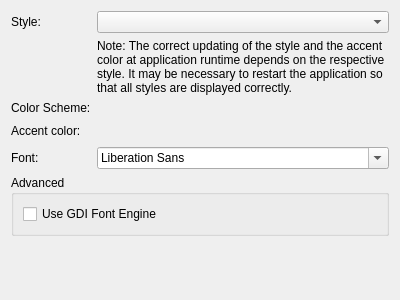
Before: the Qt Designer form Widgets/DlgPreferencesPages/WdgPreferencesPageAppearance.ui in ma7t3/ScheduleMaster, drawn with Qt 5.
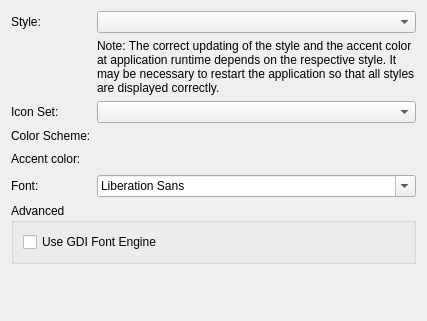
After: the same form once the commit is applied. Custom widgets are drawn as their Qt base class.

Commit message: Move icons to subfolder "classic"

Diff of the .ui file:
```diff
--- a/Widgets/DlgPreferencesPages/WdgPreferencesPageAppearance.ui
+++ b/Widgets/DlgPreferencesPages/WdgPreferencesPageAppearance.ui
@@ -6,8 +6,8 @@
    <rect>
     <x>0</x>
     <y>0</y>
-    <width>400</width>
-    <height>300</height>
+    <width>427</width>
+    <height>321</height>
    </rect>
   </property>
   <property name="windowTitle">
@@ -26,14 +26,14 @@
      <item row="0" column="1">
       <widget class="QComboBox" name="cbStyle"/>
      </item>
-     <item row="3" column="0">
+     <item row="4" column="0">
       <widget class="QLabel" name="label">
        <property name="text">
         <string>Accent color:</string>
        </property>
       </widget>
      </item>
-     <item row="3" column="1">
+     <item row="4" column="1">
       <layout class="QHBoxLayout" name="horizontalLayout">
        <item>
         <widget class="WdgAccentColorSelector" name="acsAccentColor" native="true"/>
@@ -53,14 +53,14 @@
        </item>
       </layout>
      </item>
-     <item row="4" column="0">
+     <item row="5" column="0">
       <widget class="QLabel" name="lFont">
        <property name="text">
         <string>Font:</string>
        </property>
       </widget>
      </item>
-     <item row="4" column="1">
+     <item row="5" column="1">
       <widget class="QFontComboBox" name="fcbFont"/>
      </item>
      <item row="1" column="1">
@@ -76,16 +76,26 @@
        </property>
       </widget>
      </item>
-     <item row="2" column="0">
+     <item row="3" column="0">
       <widget class="QLabel" name="label_2">
        <property name="text">
         <string>Color Scheme:</string>
        </property>
       </widget>
      </item>
-     <item row="2" column="1">
+     <item row="3" column="1">
       <widget class="WdgColorSchemeSelector" name="cssColorScheme" native="true"/>
      </item>
+     <item row="2" column="0">
+      <widget class="QLabel" name="label_3">
+       <property name="text">
+        <string>Icon Set:</string>
+       </property>
+      </widget>
+     </item>
+     <item row="2" column="1">
+      <widget class="QComboBox" name="cbIconSet"/>
+     </item>
     </layout>
    </item>
    <item>
```
The commit also changes 146 other files.
